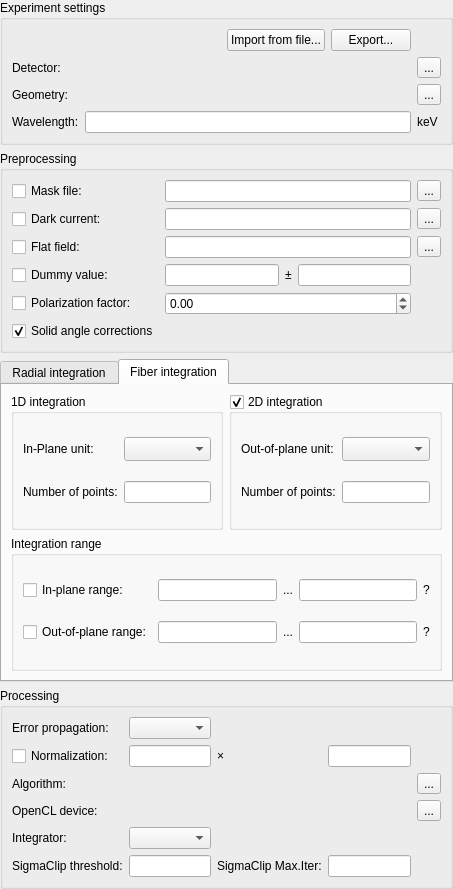
silx-kit/pyFAI, file src/pyFAI/resources/gui/worker-configurator.ui: the form before one commit.
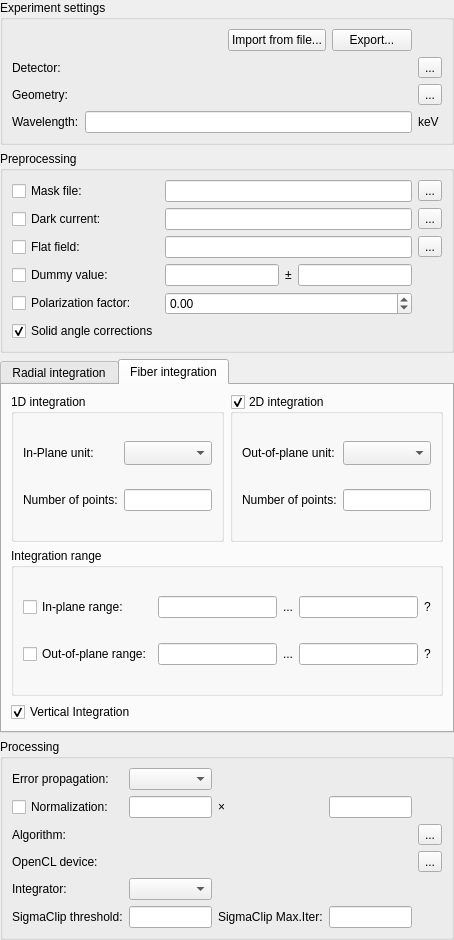
The form after the commit. The open tabs and pages were chosen to show the change. Custom widgets are drawn as their Qt base class.

Commit message: vertical integration checkbox

The edit to the form file:
```diff
--- a/src/pyFAI/resources/gui/worker-configurator.ui
+++ b/src/pyFAI/resources/gui/worker-configurator.ui
@@ -6,8 +6,8 @@
    <rect>
     <x>0</x>
     <y>0</y>
-    <width>453</width>
-    <height>889</height>
+    <width>454</width>
+    <height>940</height>
    </rect>
   </property>
   <layout class="QVBoxLayout" name="verticalLayout">
@@ -716,6 +716,16 @@
                 </item>
               </layout>
             </item>
+          <item>
+           <widget class="QCheckBox" name="vertical_integration">
+            <property name="text">
+             <string>Vertical Integration</string>
+            </property>
+            <property name="checked">
+             <bool>true</bool>
+            </property>
+           </widget>
+          </item>
             </layout>
           </widget>
         </widget>
```
Left out of the diff: 36 changed lines with no effect on the pictures. Lines whose indentation alone changed are shown as unchanged.
